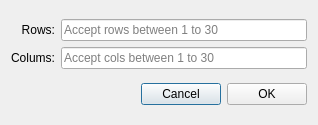
This is src/ui/wizEditorInsertTableForm.ui in WizTeam/WizQTClient as Qt 5 draws it before an edit. The edited form follows.
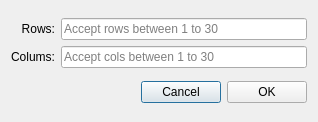
This is the edited form.

Patch:
```diff
--- a/src/ui/wizEditorInsertTableForm.ui
+++ b/src/ui/wizEditorInsertTableForm.ui
@@ -7,7 +7,7 @@
     <x>0</x>
     <y>0</y>
     <width>318</width>
-    <height>125</height>
+    <height>122</height>
    </rect>
   </property>
   <property name="windowTitle">
```
